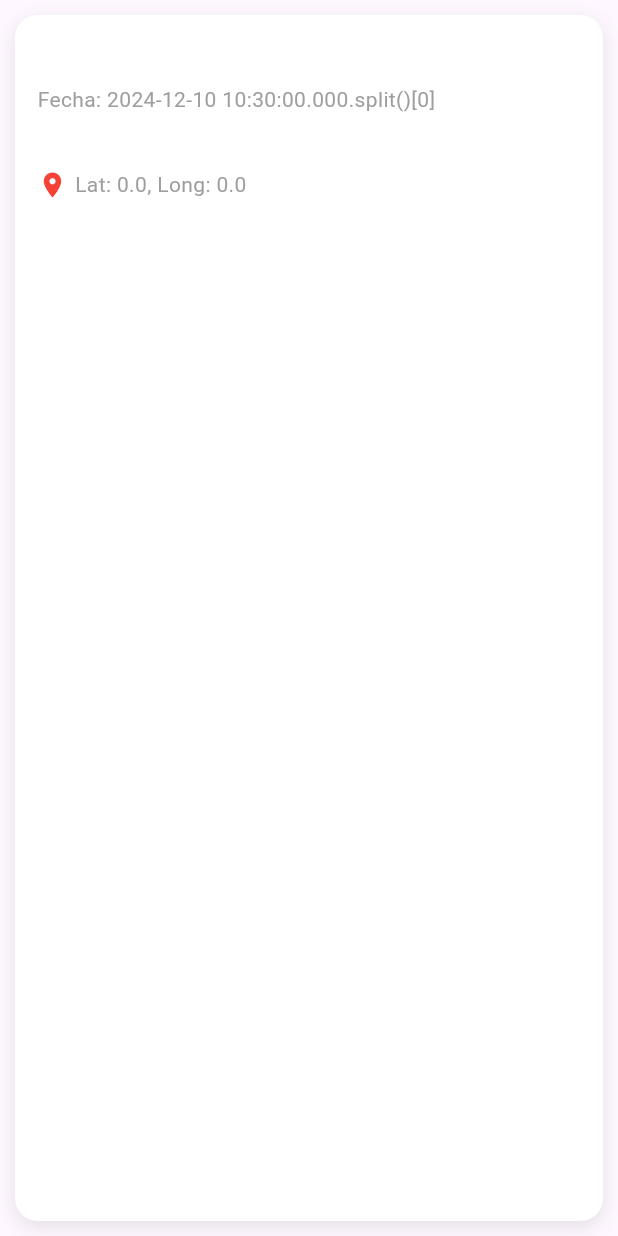
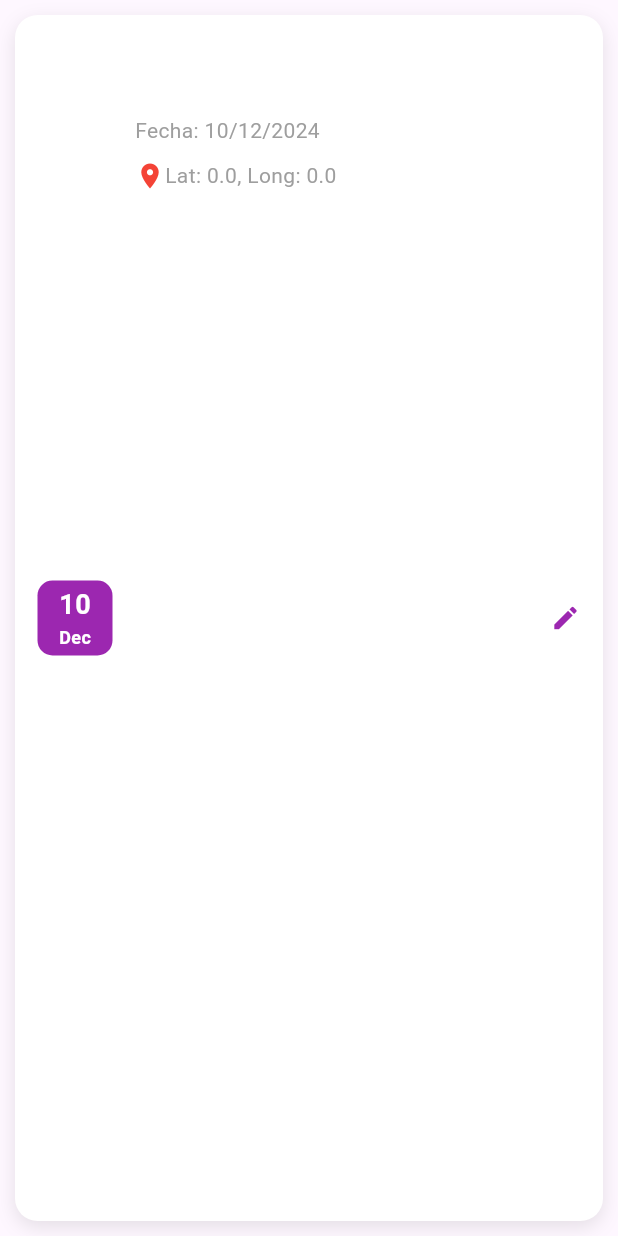
Before and after one commit to DavidCa25/EVENT_APP, a Flutter app: the EventCard widget shown alone on an empty page, opened directly with empty values, on a phone screen of 412 x 824 dp. Run offline on Flutter 3.47's test engine with Material 3 defaults, Android fonts, the light colour scheme and no system bars; our stand-ins replace curved_navigation_bar, dio, go_router, google_maps_flutter; network calls fail; Roboto replaces fonts that are missing (Poppins).

Commit message:
[Feat] Integración de API para mostrar lista de eventos

```diff
--- a/eventify/lib/domain/datasources/eventify_datasources.dart
+++ b/eventify/lib/domain/datasources/eventify_datasources.dart
@@ -9,8 +9,8 @@ class EventifyDatasources {
       final response = await dio.get("/events");
       final data = response.data as List;
 
-      // Convertir cada elemento en una instancia de Eventify
       return data.map((item) => Eventify.fromJson(item)).toList();
+      print(data);
     } catch (e) {
       print("Error al obtener eventos: $e");
       rethrow;
@@ -22,7 +22,7 @@ class EventifyDatasources {
   Future createEvents(Eventify eventos) async{
     try{
       var dio = Dio();
-    dio.options.baseUrl = "https://f357-2806-2f0-6020-ae05-e436-29d5-9afe-a03b.ngrok-free.app/api/events";
+    dio.options.baseUrl = "http://localhost:4000/api/events";
     final response = await dio.post("/events",
     data: {
       "name": eventos.name,
--- a/eventify/lib/presentation/screens/home/map_view/map_view.dart
+++ b/eventify/lib/presentation/screens/home/map_view/map_view.dart
@@ -42,7 +42,6 @@ class _MapViewState extends State<MapView> {
         content: Column(
           mainAxisSize: MainAxisSize.min,
           children: [
-            // Campo de Nombre del Evento
             TextField(
               controller: titleController,
               decoration: InputDecoration(
@@ -56,8 +55,6 @@ class _MapViewState extends State<MapView> {
               ),
             ),
             const SizedBox(height: 20),
-
-            // Campo de Fecha con DatePicker
             TextField(
               controller: dateController,
               readOnly: true,
--- a/eventify/lib/presentation/widgets/Navbar.dart
+++ b/eventify/lib/presentation/widgets/Navbar.dart
@@ -65,7 +65,7 @@ class NavbarWidget extends StatelessWidget {
           );
         },
         child: Container(
-          key: ValueKey<int>(selected ? 1 : 0), // Clave única para activar la animación
+          key: ValueKey<int>(selected ? 1 : 0),
           width: 45,
           height: 45,
           decoration: BoxDecoration(
--- a/eventify/lib/presentation/widgets/event_card.dart
+++ b/eventify/lib/presentation/widgets/event_card.dart
@@ -1,7 +1,8 @@
 import 'package:flutter/material.dart';
+import 'package:intl/intl.dart';
 
 class EventCard extends StatelessWidget {
-  final String title;
+  final String name;
   final DateTime date;
   final String description;
   final double lat;
@@ -9,7 +10,7 @@ class EventCard extends StatelessWidget {
 
   const EventCard({
     super.key,
-    required this.title,
+    required this.name,
     required this.date,
     required this.description,
     required this.lat,
@@ -18,6 +19,9 @@ class EventCard extends StatelessWidget {
 
   @override
   Widget build(BuildContext context) {
+    final formattedDate = DateFormat('dd/MM/yyyy').format(date);
+    final month = DateFormat('MMM').format(date);
+
     return Container(
       margin: const EdgeInsets.all(10.0),
       padding: const EdgeInsets.all(15.0),
@@ -32,44 +36,72 @@ class EventCard extends StatelessWidget {
           ),
         ],
       ),
+      child: Row(
+        children: [
+          Container(
+            width: 50,
+            height: 50,
+            decoration: BoxDecoration(
+              color: Colors.purple,
+              borderRadius: BorderRadius.circular(10.0),
+            ),
+            child: Column(
+              mainAxisAlignment: MainAxisAlignment.center,
+              children: [
+                Text(
+                  formattedDate.split('/')[0],
+                  style: const TextStyle(
+                    color: Colors.white,
+                    fontSize: 18,
+                    fontWeight: FontWeight.bold,
+                  ),
+                ),
+                Text(
+                  month,
+                  style: const TextStyle(
+                    color: Colors.white,
+                    fontSize: 12,
+                    fontWeight: FontWeight.w600,
+                  ),
+                ),
+              ],
+            ),
+          ),
+          const SizedBox(width: 15.0),
+          Expanded(
             child: Column(
               crossAxisAlignment: CrossAxisAlignment.start,
               children: [
                 Text(
-            title,
+                  name,
                   style: const TextStyle(
-              fontSize: 18,
+                    fontSize: 16,
                     fontWeight: FontWeight.bold,
                     color: Colors.black,
                   ),
                 ),
                 const SizedBox(height: 5.0),
+                Text(
+                  description,
+                  style: const TextStyle(
+                    fontSize: 14,
+                    color: Colors.black87,
+                  ),
+                  overflow: TextOverflow.ellipsis,
+                ),
 
-
+                const SizedBox(height: 5.0),
                 Text(
-            'Fecha: ${date.toLocal()}.split(' ')[0]',
+                  'Fecha: $formattedDate',
                   style: const TextStyle(
                     fontSize: 14,
                     color: Colors.grey,
                   ),
                 ),
-          const SizedBox(height: 5.0),
-
-
-          Text(
-            description,
-            style: const TextStyle(
-              fontSize: 16,
-              color: Colors.black87,
-            ),
-            overflow: TextOverflow.ellipsis,
-          ),
-
                 const SizedBox(height: 10),
                 Row(
                   children: [
                     const Icon(Icons.location_on, size: 20, color: Colors.red),
-              const SizedBox(width: 5.0),
                     Expanded(
                       child: Text(
                         'Lat: $lat, Long: $lng',
@@ -83,6 +115,10 @@ class EventCard extends StatelessWidget {
                 ),
               ],
             ),
+          ),
+          const Icon(Icons.edit, size: 20, color: Colors.purple),
+        ],
+      ),
     );
   }
 }
--- a/eventify/pubspec.yaml
+++ b/eventify/pubspec.yaml
@@ -18,6 +18,7 @@ dependencies:
   google_maps_flutter_android: ^2.14.11
   google_maps_flutter_ios: ^2.13.1
   google_maps_flutter_web: ^0.5.10
+  intl: ^0.20.1
   provider: ^6.1.2
 
 dev_dependencies:
```
Also changed, not shown: eventify/lib/domain/entities/eventify.dart (+5 -7 lines), eventify/lib/domain/providers/eventify_provider.dart (+18 -4 lines), eventify/lib/presentation/screens/home/home_view/home_view.dart (+17 -18 lines), eventify/pubspec.lock. Lines whose indentation alone changed are shown as unchanged.
